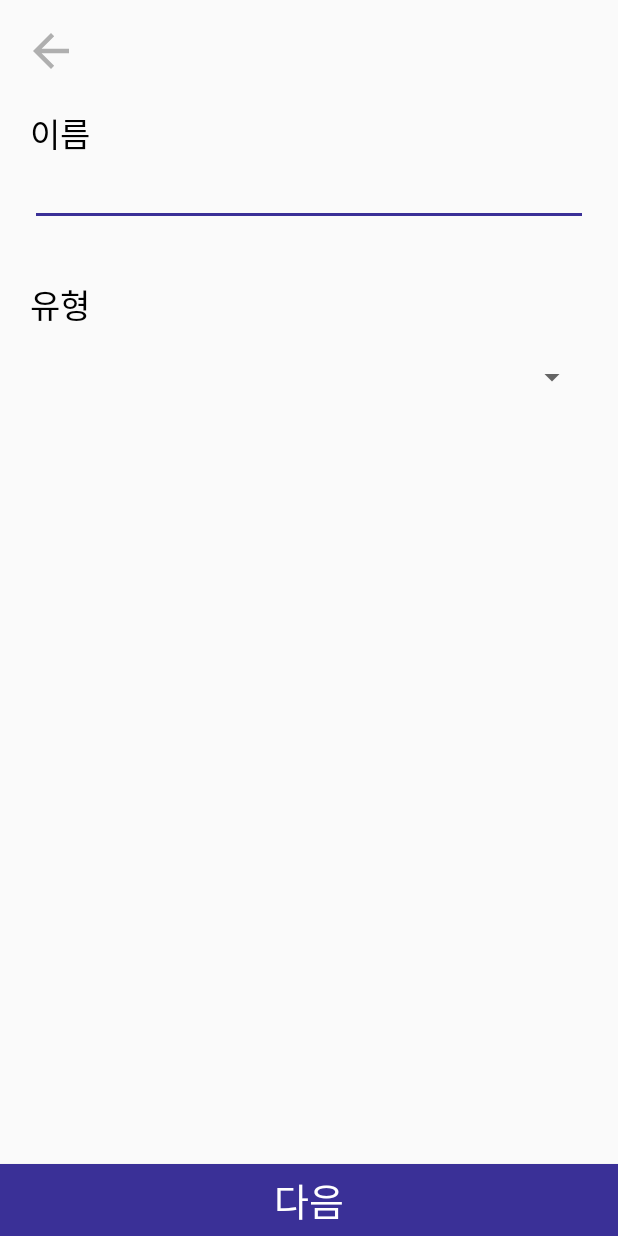
After one commit to kiyeon224/Better-Choice, an Android app: the AddActivity screen opened directly, with no data from a screen before it, on a phone screen of 412 x 824 dp. The commit adds this screen. Run offline under Robolectric (Android 15) with nearby library versions, the phone set to English and light mode, and no system bars.

Commit message:
첫번째 add 페이지 입력 Form과 페이지이동 버튼 분리

```diff
--- a/app/src/main/AndroidManifest.xml
+++ b/app/src/main/AndroidManifest.xml
@@ -9,6 +9,8 @@
         android:roundIcon="@mipmap/ic_launcher_round"
         android:supportsRtl="true"
         android:theme="@style/AppTheme">
+
+        <!-- 가장 먼저 실행되는 Activity -->
         <activity
             android:name=".SplashActivity"
             android:theme="@style/SplashTheme">
@@ -22,13 +24,12 @@
             android:name=".MainActivity"
             android:label="@string/app_name"
             android:theme="@style/AppTheme.NoActionBar">
-            <intent-filter>
-                <action android:name="android.intent.action.MAIN" />
-
-                <category android:name="android.intent.category.LAUNCHER" />
-            </intent-filter>
         </activity>
 
+        <activity
+            android:name=".AddActivity"
+            android:label="@string/title_activity_add"
+            android:theme="@style/AppTheme.NoActionBar"></activity>
         <activity
             android:name=".AddActivity01"
             android:label="@string/title_activity_add"
--- /dev/null
+++ b/app/src/main/java/com/example/better_choice/AddActivity.java
@@ -0,0 +1,44 @@
+package com.example.better_choice;
+
+import android.content.Intent;
+import android.os.Bundle;
+import android.support.v7.app.AppCompatActivity;
+import android.view.View;
+import android.widget.ArrayAdapter;
+import android.widget.Button;
+import android.widget.ImageButton;
+import android.widget.Spinner;
+
+public class AddActivity extends AppCompatActivity {
+
+    @Override
+    protected void onCreate(Bundle savedInstanceState) {
+        super.onCreate(savedInstanceState);
+        setContentView(R.layout.activity_add);
+
+        /* 뒤로가기 버튼 */
+        ImageButton btn_back = (ImageButton) findViewById(R.id.btn_back);
+        btn_back.setOnClickListener(new View.OnClickListener() {
+            @Override
+            public void onClick(View view) {
+                //AddActivity.class로 넘어가는 intent 실행
+                startActivity(new Intent(AddActivity.this, MainActivity.class));
+                overridePendingTransition(0, R.anim.anim_slide_out_bottom);
+                finish();
+            }
+        });
+
+        /* 다음 버튼 */
+        Button btn_next = (Button)findViewById(R.id.btn_next);
+        btn_next.setOnClickListener(new View.OnClickListener() {
+            @Override
+            public void onClick(View view) {
+                //AddActivity.class로 넘어가는 intent 실행
+                startActivity(new Intent(AddActivity.this, AddActivity02.class));
+                overridePendingTransition(R.anim.anim_slide_in_right, R.anim.anim_slide_out_left);
+                finish();
+            }
+        });
+    }
+
+}
--- a/app/src/main/java/com/example/better_choice/AddActivity02.java
+++ b/app/src/main/java/com/example/better_choice/AddActivity02.java
@@ -35,7 +35,7 @@ public class AddActivity02 extends AppCompatActivity {
             @Override
             public void onClick(View view) {
                 //AddActivity.class로 넘어가는 intent 실행
-                startActivity(new Intent(AddActivity02.this, AddActivity01.class));
+                startActivity(new Intent(AddActivity02.this, AddActivity.class));
                 overridePendingTransition(R.anim.anim_slide_in_left, R.anim.anim_slide_out_right);
                 finish();
             }
--- a/app/src/main/java/com/example/better_choice/MainActivity.java
+++ b/app/src/main/java/com/example/better_choice/MainActivity.java
@@ -29,7 +29,7 @@ public class MainActivity extends AppCompatActivity {
             @Override
             public void onClick(View view) {
                 //AddActivity.class로 넘어가는 intent 실행
-                startActivity(new Intent(MainActivity.this, AddActivity01.class));
+                startActivity(new Intent(MainActivity.this, AddActivity.class));
             }
         });
     }
--- /dev/null
+++ b/app/src/main/res/layout/activity_add.xml
@@ -0,0 +1,33 @@
+<?xml version="1.0" encoding="utf-8"?>
+<android.support.design.widget.CoordinatorLayout xmlns:android="http://schemas.android.com/apk/res/android"
+    xmlns:app="http://schemas.android.com/apk/res-auto"
+    xmlns:tools="http://schemas.android.com/tools"
+    android:layout_width="match_parent"
+    android:layout_height="match_parent"
+    tools:context=".AddActivity">
+
+    <ImageButton
+        android:id="@+id/btn_back"
+        android:layout_width="@dimen/button_back"
+        android:layout_height="@dimen/button_back"
+        android:background="@drawable/ic_back_afafaf_24dp"
+        android:layout_margin="@dimen/activity_vertical_margin"
+        />
+
+    <include
+        android:id="@+id/include_add"
+        layout="@layout/content_add01" />
+
+    <Button
+        android:id="@+id/btn_next"
+        android:layout_width="match_parent"
+        android:layout_height="wrap_content"
+        android:background="@color/colorPrimary"
+        android:text="다음"
+        android:textSize="25dp"
+        android:textColor="#fff"
+        app:layout_anchor="@+id/include_add"
+        app:layout_anchorGravity="bottom|center"
+        />
+
+</android.support.design.widget.CoordinatorLayout>
--- /dev/null
+++ b/app/src/main/res/layout/content_add01.xml
@@ -0,0 +1,44 @@
+<?xml version="1.0" encoding="utf-8"?>
+<LinearLayout xmlns:android="http://schemas.android.com/apk/res/android"
+    xmlns:app="http://schemas.android.com/apk/res-auto"
+    xmlns:tools="http://schemas.android.com/tools"
+    android:layout_width="match_parent"
+    android:layout_height="match_parent"
+    tools:context=".AddActivity01"
+    android:layout_marginTop="@dimen/add_marginTop"
+    android:orientation="vertical">
+
+    <TextView
+        android:layout_width="match_parent"
+        android:layout_height="wrap_content"
+        android:text="이름"
+        android:textSize="@dimen/add_text_size"
+        android:textColor="@color/colorBlack"
+        android:layout_marginHorizontal="@dimen/activity_padding"
+        />
+
+    <EditText
+        android:layout_width="match_parent"
+        android:layout_height="wrap_content"
+        android:layout_marginBottom="@dimen/activity_horizontal_margin"
+        android:layout_marginHorizontal="@dimen/activity_padding"
+        />
+
+    <TextView
+        android:layout_width="match_parent"
+        android:layout_height="wrap_content"
+        android:text="유형"
+        android:textSize="@dimen/add_text_size"
+        android:textColor="@color/colorBlack"
+        android:layout_marginBottom="@dimen/activity_padding"
+        android:layout_marginHorizontal="@dimen/activity_padding"
+        />
+
+    <Spinner
+        android:id="@+id/kind_spinner"
+        android:layout_width="match_parent"
+        android:layout_height="wrap_content"
+        android:layout_marginHorizontal="@dimen/activity_padding"
+        />
+
+</LinearLayout>
--- a/app/src/main/res/values/dimens.xml
+++ b/app/src/main/res/values/dimens.xml
@@ -5,8 +5,9 @@
     <dimen name="activity_vertical_margin">16dp</dimen>
     <dimen name="appbar_padding">16dp</dimen>
     <dimen name="fab_margin">16dp</dimen>
-    <dimen name="appbar_padding_top">8dp</dimen>
     <dimen name="add_ic_margin">8dp</dimen>
     <dimen name="add_text_size">10pt</dimen>
     <dimen name="add_height">150px</dimen>
+    <dimen name="button_back">36dp</dimen>
+    <dimen name="add_marginTop">72dp</dimen>
 </resources>
```
